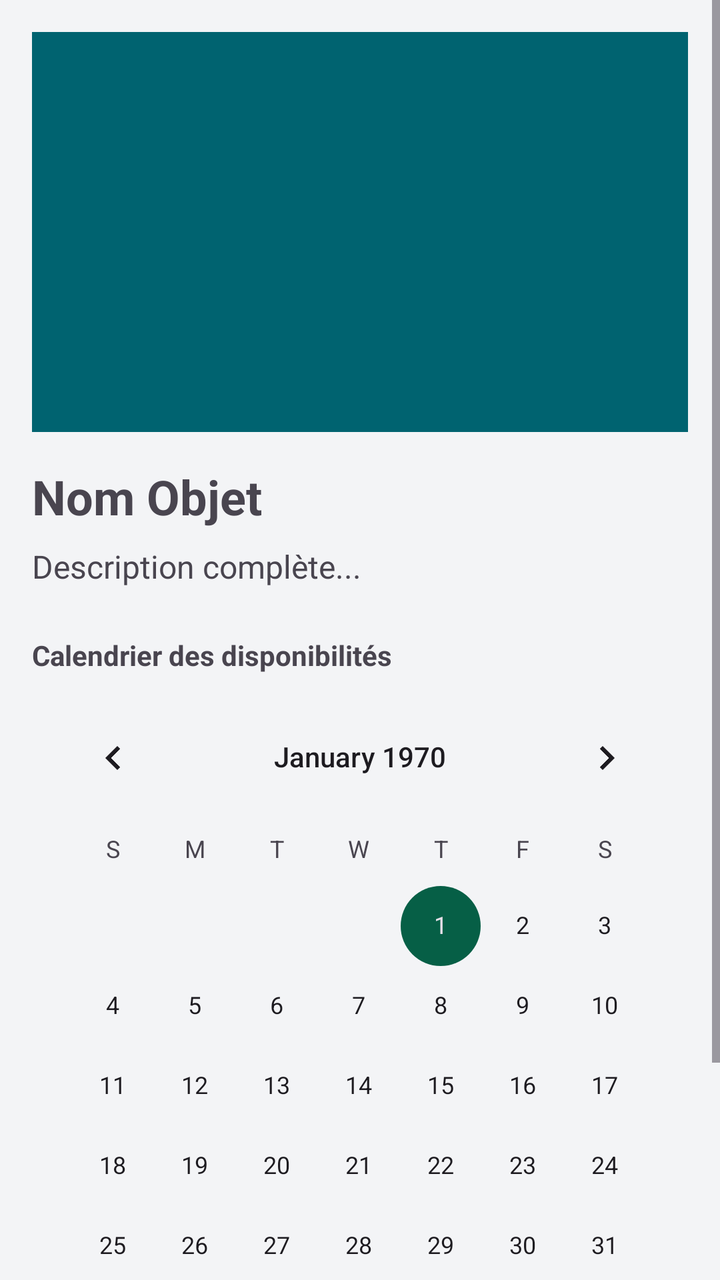
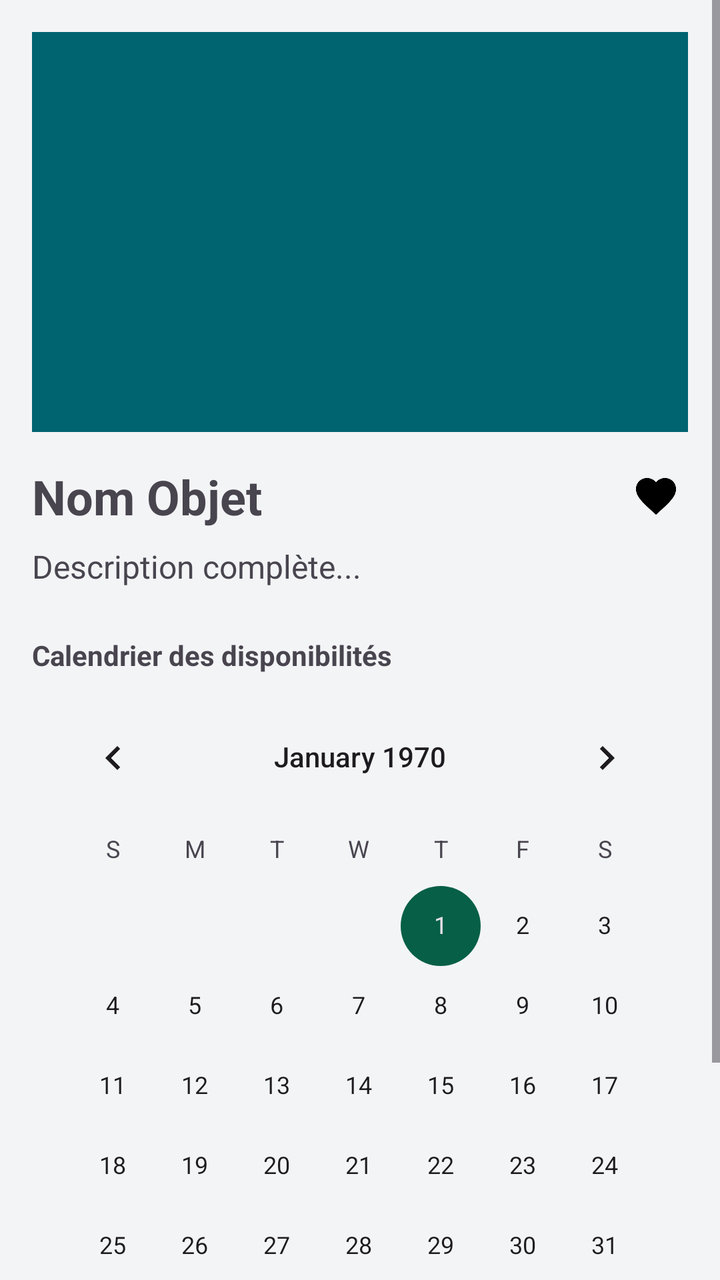

Compare the two renders of this Android layout. The source of the first and the diff that turns it into the second are given below.
<!-- AndroidManifest.xml: application theme Theme.LArmoireCommune -->
<!-- res/layout/activity_object_detail.xml -->
<?xml version="1.0" encoding="utf-8"?>
<ScrollView xmlns:android="http://schemas.android.com/apk/res/android"
    android:layout_width="match_parent"
    android:layout_height="match_parent">

    <LinearLayout
        android:layout_width="match_parent"
        android:layout_height="wrap_content"
        android:orientation="vertical"
        android:padding="16dp">

        <ImageView
            android:id="@+id/objectImage"
            android:layout_width="match_parent"
            android:layout_height="200dp"
            android:scaleType="centerCrop"
            android:background="#EEE"
            android:src="@drawable/ic_launcher_background"/> 

        <TextView
            android:id="@+id/detailName"
            android:layout_width="wrap_content"
            android:layout_height="wrap_content"
            android:text="Nom Objet"
            android:textSize="24sp"
            android:textStyle="bold"
            android:layout_marginTop="16dp"/>

        <TextView
            android:id="@+id/detailDesc"
            android:layout_width="wrap_content"
            android:layout_height="wrap_content"
            android:text="Description complète..."
            android:textSize="16sp"
            android:layout_marginTop="8dp"/>

        <TextView
            android:layout_width="wrap_content"
            android:layout_height="wrap_content"
            android:text="Calendrier des disponibilités"
            android:textStyle="bold"
            android:layout_marginTop="24dp"/>

        <CalendarView
            android:id="@+id/calendarView"
            android:layout_width="match_parent"
            android:layout_height="wrap_content"
            android:layout_marginTop="8dp"/>

        <Button
            android:id="@+id/reserveButton"
            android:layout_width="match_parent"
            android:layout_height="wrap_content"
            android:text="@string/reserve_button"
            android:layout_marginTop="24dp"/>

    </LinearLayout>
</ScrollView>
<!-- resources referenced by this layout -->
<resources>
  <!-- drawable ic_launcher_background (drawable) -->
  <?xml version="1.0" encoding="utf-8"?>
  <vector xmlns:android="http://schemas.android.com/apk/res/android"
      android:width="108dp"
      android:height="108dp"
      android:viewportWidth="108"
      android:viewportHeight="108">
      <path
          android:fillColor="#006370"
          android:pathData="M0,0h108v108h-108z" />
  </vector>
  <string name="reserve_button">Réserver</string>
  <style name="Theme.LArmoireCommune" parent="Theme.Material3.Light.NoActionBar">
          
          <item name="colorPrimary">@color/mint_primary</item>
          <item name="colorOnPrimary">@color/white</item>
          <item name="colorPrimaryContainer">@color/mint_light</item>
          <item name="colorOnPrimaryContainer">@color/mint_dark</item>
  
          <item name="colorSecondary">@color/mint_dark</item>
          <item name="colorOnSecondary">@color/white</item>
  
          <item name="android:colorBackground">@color/background_page</item>
          <item name="colorSurface">@color/surface_card</item>
  
          
          <item name="android:windowLightStatusBar">true</item>
          <item name="android:statusBarColor">@color/background_page</item>
      </style>
  <color name="mint_primary">#10B981</color>
  <color name="white">#FFFFFFFF</color>
  <color name="mint_light">#ECFDF5</color>
  <color name="mint_dark">#065F46</color>
  <color name="background_page">#F3F4F6</color>
  <color name="surface_card">#FFFFFF</color>
</resources>

<!-- the commit's change to res/layout/activity_object_detail.xml (unified diff, before → after) -->
@@ -17,14 +17,30 @@
             android:background="#EEE"
             android:src="@drawable/ic_launcher_background"/> 
 
-        <TextView
-            android:id="@+id/detailName"
-            android:layout_width="wrap_content"
+        <LinearLayout
+            android:layout_width="match_parent"
             android:layout_height="wrap_content"
-            android:text="Nom Objet"
-            android:textSize="24sp"
-            android:textStyle="bold"
-            android:layout_marginTop="16dp"/>
+            android:orientation="horizontal"
+            android:layout_marginTop="16dp"
+            android:gravity="center_vertical">
+
+            <TextView
+                android:id="@+id/detailName"
+                android:layout_width="0dp"
+                android:layout_height="wrap_content"
+                android:layout_weight="1"
+                android:text="Nom Objet"
+                android:textSize="24sp"
+                android:textStyle="bold"/>
+
+            <ImageView
+                android:id="@+id/btnFavorite"
+                android:layout_width="32dp"
+                android:layout_height="32dp"
+                android:src="@drawable/ic_heart"
+                android:padding="4dp"
+                android:background="?attr/selectableItemBackgroundBorderless"/>
+        </LinearLayout>
 
         <TextView
             android:id="@+id/detailDesc"
<!-- resource entries referenced after the edit -->
@@ -1,5 +1,15 @@
 <!-- resources referenced by this layout -->
 <resources>
+  <!-- drawable ic_heart (drawable) -->
+  <vector xmlns:android="http://schemas.android.com/apk/res/android"
+      android:width="24dp"
+      android:height="24dp"
+      android:viewportWidth="24"
+      android:viewportHeight="24">
+    <path
+        android:fillColor="#FF000000"
+        android:pathData="M12,21.35l-1.45,-1.32C5.4,15.36 2,12.28 2,8.5 2,5.42 4.42,3 7.5,3c1.74,0 3.41,0.81 4.5,2.09C13.09,3.81 14.76,3 16.5,3 19.58,3 22,5.42 22,8.5c0,3.78 -3.4,6.86 -8.55,11.54L12,21.35z"/>
+  </vector>
   <!-- drawable ic_launcher_background (drawable) -->
   <?xml version="1.0" encoding="utf-8"?>
   <vector xmlns:android="http://schemas.android.com/apk/res/android"
